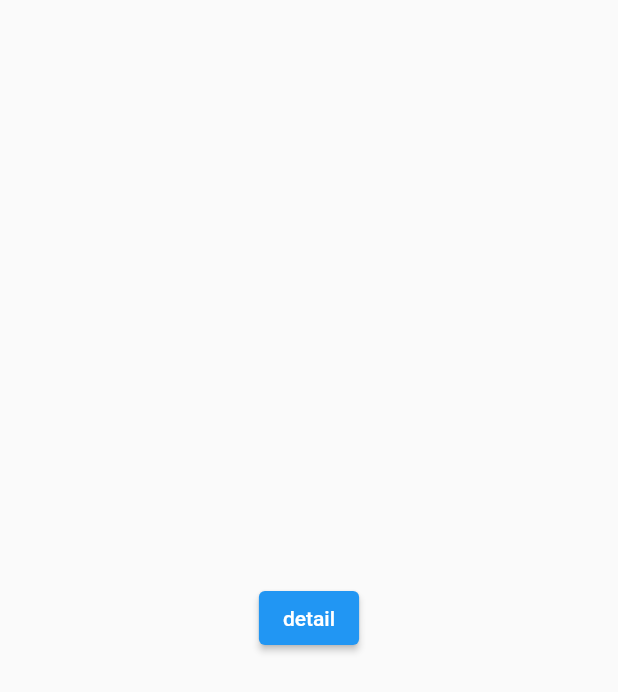
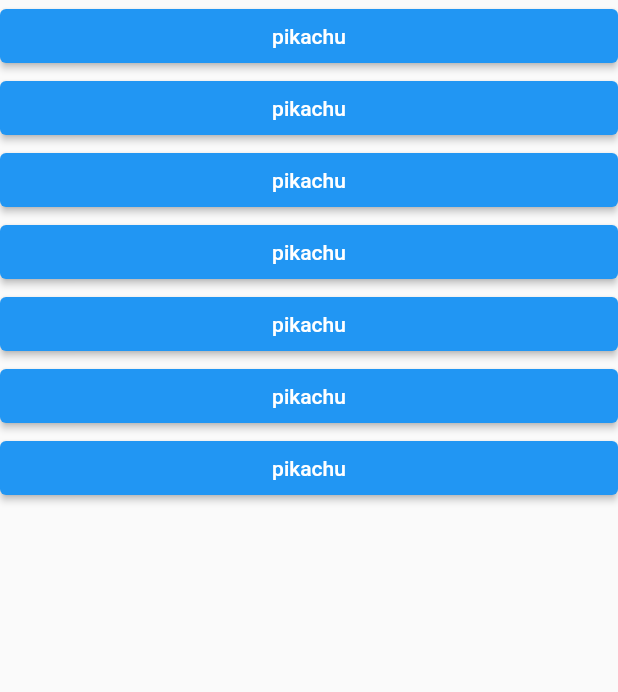
Before and after one commit to onishi-kohei/pokemon_flutter, a Flutter app: the screen it shows after launch, on a phone screen of 412 x 824 dp. Shown: the top 692 px of the screen. Run offline on Flutter 3.47's test engine with Material 2 defaults, Android fonts, the phone set to English and light mode, and no system bars.

Commit message:
PikaButtonの配列追加

```diff
--- a/lib/main.dart
+++ b/lib/main.dart
@@ -25,9 +25,27 @@ class TopPage extends StatelessWidget {
   @override
   Widget build(BuildContext context) {
     return Scaffold(
-      body: Center(
-        child: ElevatedButton(
-          child: const Text('detail'),
+      body: ListView(
+        children: [
+          PikaButton(),
+          PikaButton(),
+          PikaButton(),
+          PikaButton(),
+          PikaButton(),
+          PikaButton(),
+          PikaButton(),
+        ],
+      )
+    );
+  }
+}
+
+class PikaButton extends StatelessWidget {
+  const PikaButton({Key? key}) : super(key: key);
+  @override
+  Widget build(BuildContext context) {
+    return ElevatedButton(
+      child: const Text('pikachu'),
       onPressed: () => {
         Navigator.of(context).push(
           MaterialPageRoute(
@@ -35,8 +53,6 @@ class TopPage extends StatelessWidget {
           ),
         ),
       },
-        ),
-      ),
     );
   }
 }
```
Lines whose indentation alone changed are shown as unchanged.
